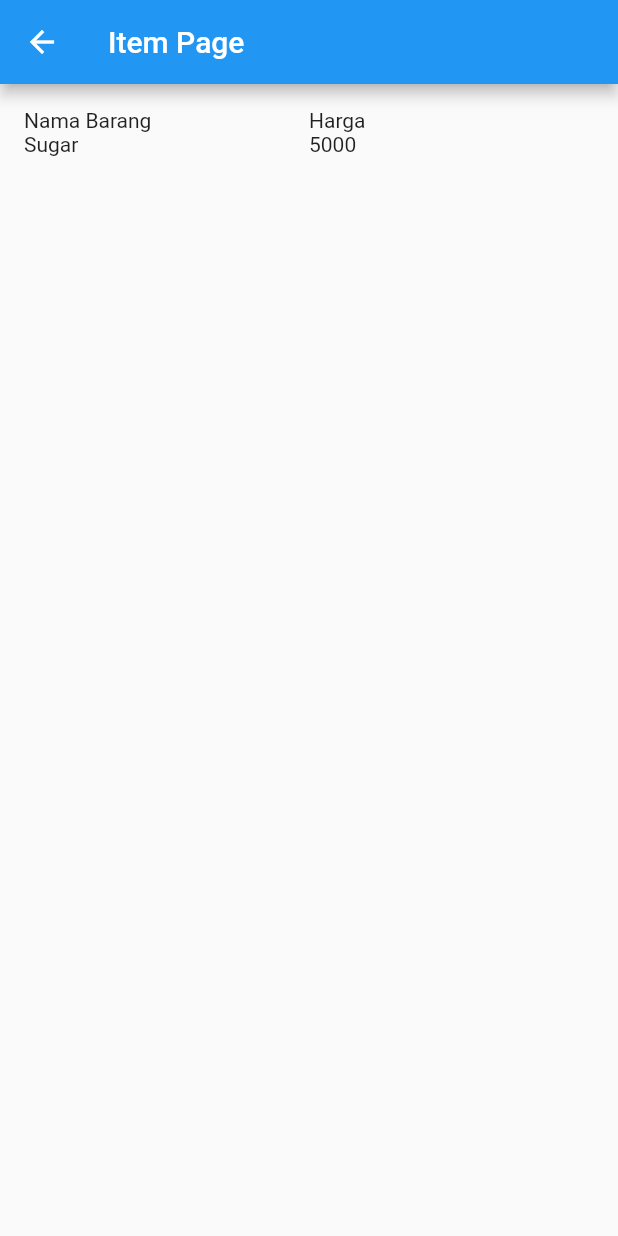
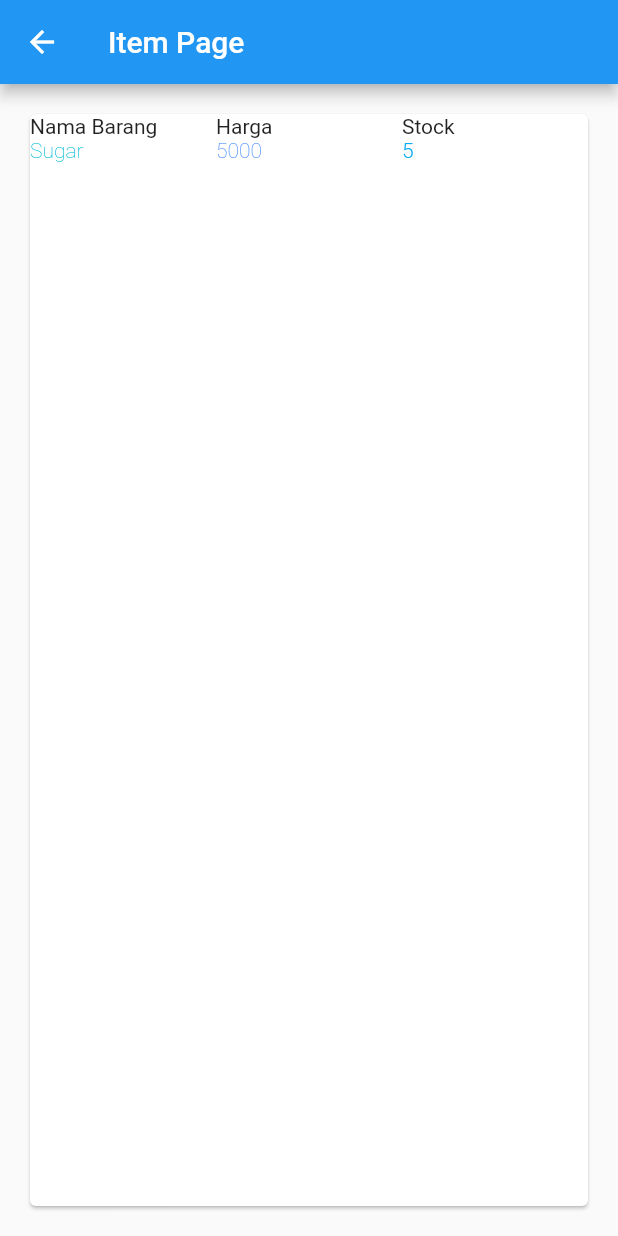
Before and after one commit to ab-rohman/flutter_shop, a Flutter app: the screen it shows after launch, after a tap on "Sugar", on a phone screen of 412 x 824 dp. Run offline on Flutter 3.47's test engine with Material 2 defaults, Android fonts, the phone set to English and light mode, and no system bars.

Commit message:
add atribute

```diff
--- a/lib/models/nama_item.dart
+++ b/lib/models/nama_item.dart
@@ -1,6 +1,7 @@
 class Item {
   final String name;
   final int price;
+  final int stock;
 
-  Item(this.name, this.price);
+  Item(this.name, this.price, this.stock);
 }
--- a/lib/pages/home_page.dart
+++ b/lib/pages/home_page.dart
@@ -1,9 +1,11 @@
 import 'package:belanja/models/nama_item.dart';
 import 'package:belanja/pages/item_page.dart';
 import 'package:flutter/material.dart';
+import 'package:flutter/painting.dart';
+import 'package:flutter/rendering.dart';
 
 class HomePage extends StatelessWidget {
-  final List<Item> items = [Item('Sugar', 5000), Item('Salt', 2000)];
+  final List<Item> items = [Item('Sugar', 5000, 5), Item('Salt', 2000, 2)];
 
   @override
   Widget build(BuildContext context) {
@@ -28,11 +30,30 @@ class HomePage extends StatelessWidget {
                       margin: EdgeInsets.all(8),
                       child: Row(
                         children: [
-                          Expanded(child: Text(item.name)),
+                          Expanded(
+                              child: Text(
+                            item.name,
+                            style: TextStyle(
+                                decoration: TextDecoration.none,
+                                fontWeight: FontWeight.w100,
+                                color: Colors.cyan),
+                          )),
                           Expanded(
                             child: Text(
                               item.price.toString(),
-                              textAlign: TextAlign.end,
+                              style: TextStyle(
+                                  decoration: TextDecoration.none,
+                                  fontWeight: FontWeight.w200,
+                                  color: Colors.blueAccent),
+                            ),
+                          ),
+                          Expanded(
+                            child: Text(
+                              item.stock.toString(),
+                              style: TextStyle(
+                                  decoration: TextDecoration.none,
+                                  fontWeight: FontWeight.w300,
+                                  color: Colors.lightBlue),
                             ),
                           ),
                         ],
--- a/lib/pages/item_page.dart
+++ b/lib/pages/item_page.dart
@@ -15,6 +15,7 @@ class ItemPage extends StatelessWidget {
         margin: EdgeInsets.all(8),
         child: Container(
           margin: EdgeInsets.all(8),
+          child: Card(
             child: Column(
               children: [
                 Row(
@@ -23,14 +24,37 @@ class ItemPage extends StatelessWidget {
                     Expanded(
                       child: Text('Harga'),
                     ),
+                    Expanded(
+                      child: Text('Stock'),
+                    ),
                   ],
                 ),
                 Row(
                   children: [
-                  Expanded(child: Text(itemArgs.name)),
+                    Expanded(
+                        child: Text(
+                      itemArgs.name,
+                      style: TextStyle(
+                          decoration: TextDecoration.none,
+                          fontWeight: FontWeight.w100,
+                          color: Colors.cyan),
+                    )),
                     Expanded(
                       child: Text(
                         itemArgs.price.toString(),
+                        style: TextStyle(
+                            decoration: TextDecoration.none,
+                            fontWeight: FontWeight.w200,
+                            color: Colors.blueAccent),
+                      ),
+                    ),
+                    Expanded(
+                      child: Text(
+                        itemArgs.stock.toString(),
+                        style: TextStyle(
+                            decoration: TextDecoration.none,
+                            fontWeight: FontWeight.w300,
+                            color: Colors.lightBlue),
                       ),
                     ),
                   ],
@@ -39,6 +63,7 @@ class ItemPage extends StatelessWidget {
             ),
           ),
         ),
+      ),
     );
   }
 }
```
Lines whose indentation alone changed are shown as unchanged.
